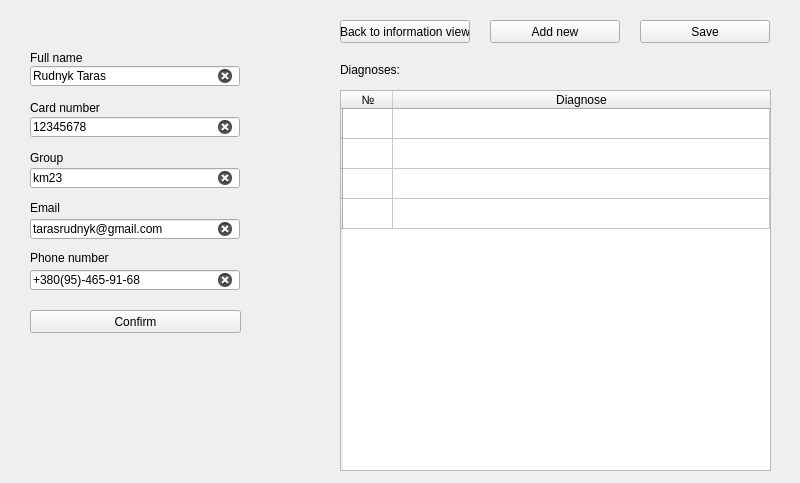
Qt form ui/admin3.ui (TarasRudnyk/Students_health_records) before a commit.
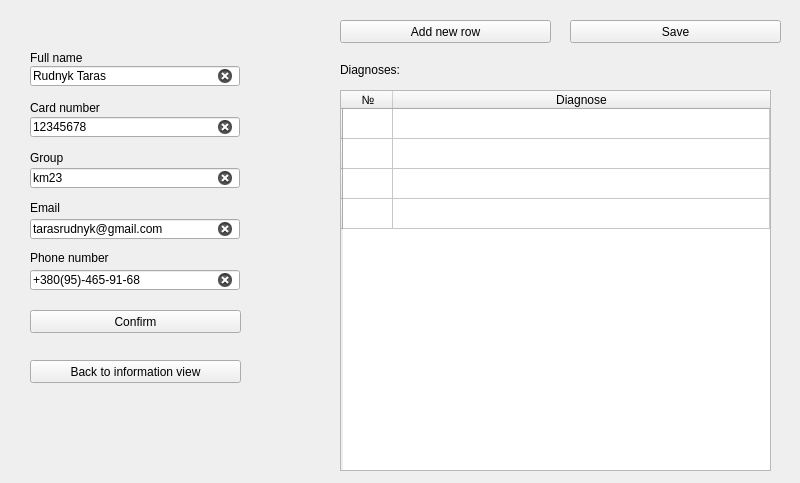
The same form after that commit. Icons and pictures are not drawn.

Commit message: changed buttons location and lineEdits length.

Diff of the .ui file:
```diff
--- a/ui/admin3.ui
+++ b/ui/admin3.ui
@@ -32,9 +32,9 @@
   <widget class="QPushButton" name="save_button">
    <property name="geometry">
     <rect>
-     <x>640</x>
+     <x>570</x>
      <y>20</y>
-     <width>130</width>
+     <width>211</width>
      <height>23</height>
     </rect>
    </property>
@@ -45,14 +45,14 @@
   <widget class="QPushButton" name="add_new_button">
    <property name="geometry">
     <rect>
-     <x>490</x>
+     <x>340</x>
      <y>20</y>
-     <width>130</width>
+     <width>211</width>
      <height>23</height>
     </rect>
    </property>
    <property name="text">
-    <string>Add new</string>
+    <string>Add new row</string>
    </property>
   </widget>
   <widget class="QLabel" name="name_error">
@@ -310,9 +310,9 @@
   <widget class="QPushButton" name="back_to_info_view_pushButton">
    <property name="geometry">
     <rect>
-     <x>340</x>
-     <y>20</y>
-     <width>130</width>
+     <x>30</x>
+     <y>360</y>
+     <width>211</width>
      <height>23</height>
     </rect>
    </property>
```
Left out of the diff: 2 changed lines with no effect on the pictures. The commit also changes 4 other files.
